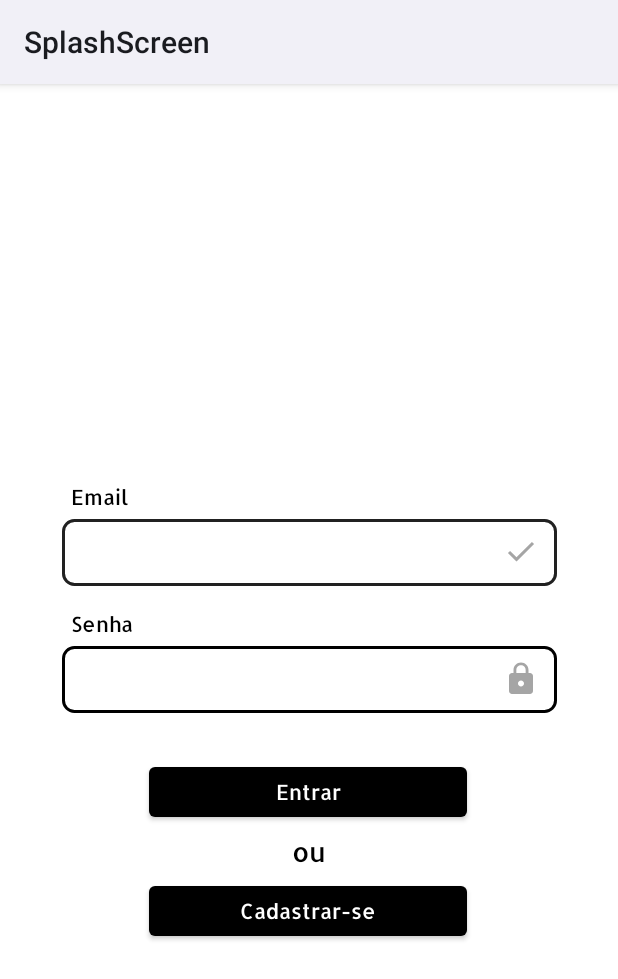
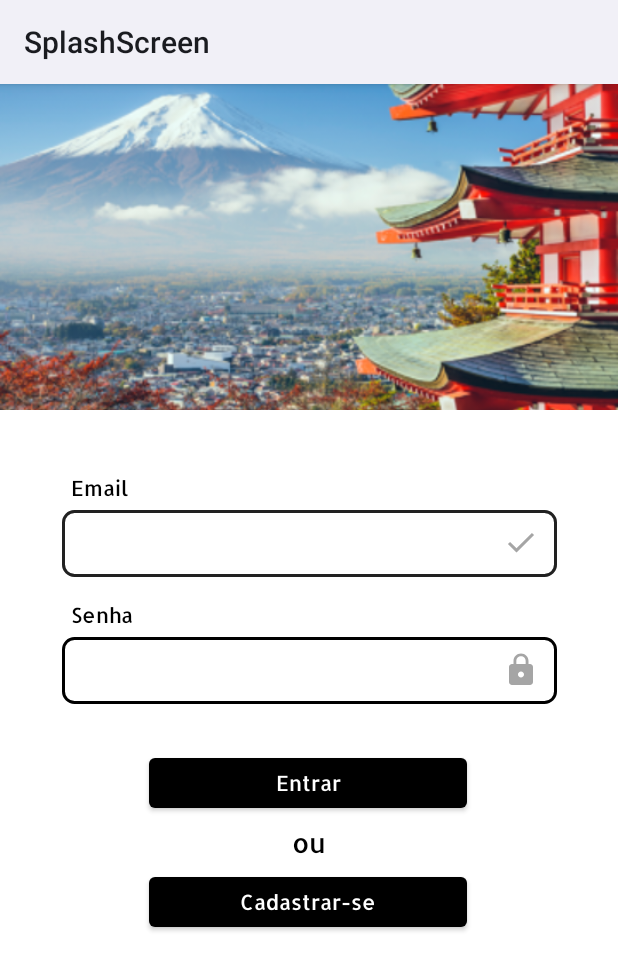
Before and after one commit to dixdixtech/AppAnicon, an Android app: the layout activity_login.xml on its own in the app's theme, with its tools: preview values and no code run, on a phone screen of 412 x 824 dp. Shown: the top 979 px of the screen. Run offline under Robolectric (Android 15) with nearby library versions, the light colour scheme and no system bars.

Commit message:
Atualização da tela de login e criação da tela de detalhes do produto

```diff
--- a/app/src/main/java/com/example/splashscreen/LoginActivity.java
+++ b/app/src/main/java/com/example/splashscreen/LoginActivity.java
@@ -7,6 +7,8 @@ import android.content.Intent;
 import android.os.Bundle;
 import android.text.TextUtils;
 import android.view.View;
+import android.view.Window;
+import android.view.WindowManager;
 import android.widget.Button;
 import android.widget.EditText;
 import android.widget.Toast;
@@ -32,6 +34,10 @@ public class LoginActivity extends AppCompatActivity {
     protected void onCreate(Bundle savedInstanceState) {
         super.onCreate(savedInstanceState);
         getSupportActionBar().hide();
+        requestWindowFeature(Window.FEATURE_NO_TITLE);
+        this.getWindow().setFlags(WindowManager.LayoutParams.FLAG_FULLSCREEN,WindowManager.LayoutParams.FLAG_FULLSCREEN);
+
+
         setContentView(R.layout.activity_login);
 
 
--- a/app/src/main/res/layout/activity_login.xml
+++ b/app/src/main/res/layout/activity_login.xml
@@ -8,13 +8,22 @@
     tools:context=".LoginActivity">
 
     <ImageView
+        android:id="@+id/bglogin"
+        android:layout_width="match_parent"
+        android:layout_height="wrap_content"
+
+        android:background="#00FFFFFF"
+        android:scaleType="centerCrop"
+        tools:srcCompat="@drawable/bglogin" />
+
+    <ImageView
         android:id="@+id/imageView"
         android:layout_width="200dp"
         android:layout_height="200dp"
-        android:layout_marginTop="30dp"
         app:layout_constraintEnd_toEndOf="parent"
         app:layout_constraintStart_toStartOf="parent"
         app:layout_constraintTop_toTopOf="parent"
+        app:layout_constraintBottom_toBottomOf="@+id/bglogin"
         app:srcCompat="@drawable/logoapp">
 
     </ImageView>
@@ -37,7 +46,7 @@
         android:id="@+id/txtEmailLogin"
         android:layout_width="330dp"
         android:layout_height="wrap_content"
-        android:layout_marginTop="60dp"
+        android:layout_marginTop="75dp"
         android:background="@drawable/outlined_black"
         android:drawableEnd="@drawable/email"
         android:drawablePadding="5dp"
--- a/app/src/main/res/values/strings.xml
+++ b/app/src/main/res/values/strings.xml
@@ -18,4 +18,7 @@
     <string name="pesquisar">Pesquisar</string>
     <string name="acessorios">Acessórios</string>
     <string name="vestuario">Vestuário</string>
+    <string name="nomedoproduto">Nomedoproduto</string>
+    <string name="c_digo_do_produto">Código do Produto</string>
+    <string name="c_digo">Código</string>
 </resources>
```
Also changed, not shown: app/src/main/AndroidManifest.xml (+15 -9 lines), app/src/main/java/com/example/splashscreen/Activity_detalhes.java (added, +14 -0 lines), app/src/main/res/layout/activity_detalhes.xml (added, +20 -0 lines), app/src/main/res/layout/activity_main.xml (+10 -0 lines), app/src/main/res/drawable/bglogin.png (added).
